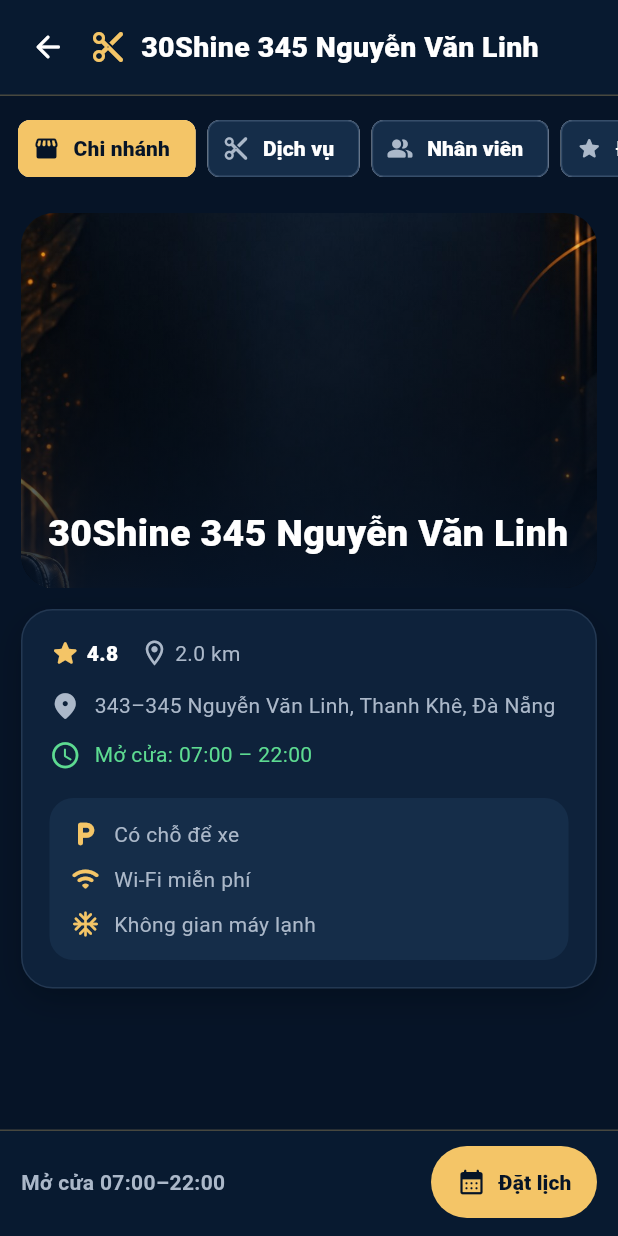
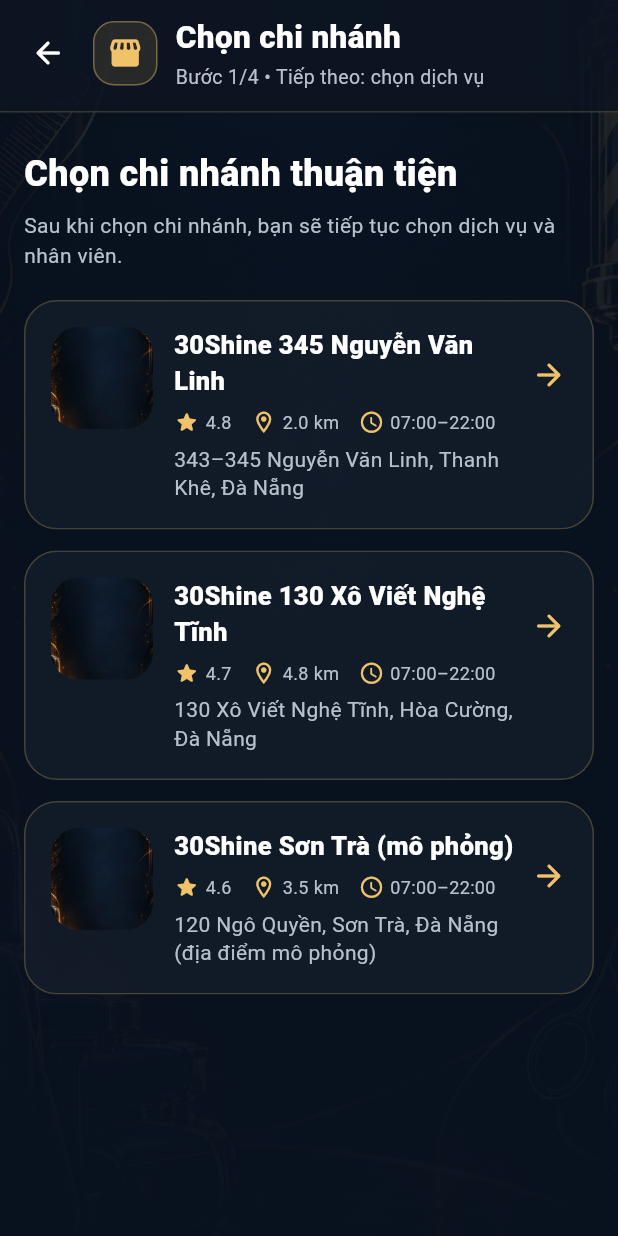
Before and after one commit to venusconan123/beauty_booking_flutter, a Flutter app: the screen it shows once a user with an empty profile is signed in, after a tap on "ĐẶT LỊCH NGAY", on a phone screen of 412 x 824 dp. Run offline on Flutter 3.47's test engine with Material 3 defaults, Android fonts, the phone set to English and light mode, and no system bars; our stand-ins replace cloud_firestore, firebase_auth, firebase_core, firebase_storage, flutter_map, geolocator and 2 more; accounts and stored records are empty.

Commit message:
Fix booking now branch selection flow

```diff
--- /dev/null
+++ b/lib/screens/booking_branch_selection_screen.dart
@@ -0,0 +1,229 @@
+import 'package:flutter/material.dart';
+
+import '../models/salon.dart';
+import 'service_selection_screen.dart';
+
+class BookingBranchSelectionScreen extends StatelessWidget {
+  final List<Salon> salons;
+
+  const BookingBranchSelectionScreen({
+    super.key,
+    required this.salons,
+  });
+
+  static const _ink = Color(0xFF08111E);
+  static const _surface = Color(0xF2121B28);
+  static const _gold = Color(0xFFF0C36A);
+  static const _muted = Color(0xFFB8C0CC);
+
+  void _selectSalon(BuildContext context, Salon salon) {
+    Navigator.of(context).push(
+      MaterialPageRoute<void>(
+        builder: (_) => ServiceSelectionScreen(salon: salon),
+      ),
+    );
+  }
+
+  @override
+  Widget build(BuildContext context) {
+    return Scaffold(
+      backgroundColor: _ink,
+      body: Stack(
+        fit: StackFit.expand,
+        children: [
+          Image.asset(
+            'assets/images/login_barbershop_background.jpg',
+            fit: BoxFit.cover,
+          ),
+          const DecoratedBox(
+            decoration: BoxDecoration(
+              gradient: LinearGradient(
+                begin: Alignment.topCenter,
+                end: Alignment.bottomCenter,
+                colors: [Color(0xE608111E), Color(0xFC08111E)],
+              ),
+            ),
+          ),
+          SafeArea(
+            child: Column(
+              children: [
+                _header(context),
+                Expanded(
+                  child: Center(
+                    child: ConstrainedBox(
+                      constraints: const BoxConstraints(maxWidth: 1040),
+                      child: ListView(
+                        padding: const EdgeInsets.fromLTRB(16, 24, 16, 34),
+                        children: [
+                          const Text(
+                            'Chọn chi nhánh thuận tiện',
+                            style: TextStyle(
+                              color: Colors.white,
+                              fontSize: 24,
+                              fontWeight: FontWeight.w900,
+                            ),
+                          ),
+                          const SizedBox(height: 7),
+                          const Text(
+                            'Sau khi chọn chi nhánh, bạn sẽ tiếp tục chọn dịch vụ và nhân viên.',
+                            style: TextStyle(color: _muted, height: 1.45),
+                          ),
+                          const SizedBox(height: 20),
+                          for (final salon in salons) ...[
+                            _salonCard(context, salon),
+                            const SizedBox(height: 14),
+                          ],
+                        ],
+                      ),
+                    ),
+                  ),
+                ),
+              ],
+            ),
+          ),
+        ],
+      ),
+    );
+  }
+
+  Widget _header(BuildContext context) {
+    return Container(
+      padding: const EdgeInsets.fromLTRB(8, 10, 18, 13),
+      decoration: const BoxDecoration(
+        color: Color(0xD90B1420),
+        border: Border(bottom: BorderSide(color: Color(0x33F0C36A))),
+      ),
+      child: Row(
+        children: [
+          IconButton(
+            tooltip: 'Quay lại',
+            onPressed: () => Navigator.of(context).pop(),
+            icon: const Icon(Icons.arrow_back_rounded, color: Colors.white),
+          ),
+          const SizedBox(width: 6),
+          Container(
+            width: 43,
+            height: 43,
+            decoration: BoxDecoration(
+              color: const Color(0x1FF0C36A),
+              borderRadius: BorderRadius.circular(14),
+              border: Border.all(color: const Color(0x66F0C36A)),
+            ),
+            child: const Icon(Icons.storefront_rounded, color: _gold),
+          ),
+          const SizedBox(width: 12),
+          const Expanded(
+            child: Column(
+              crossAxisAlignment: CrossAxisAlignment.start,
+              children: [
+                Text(
+                  'Chọn chi nhánh',
+                  style: TextStyle(
+                    color: Colors.white,
+                    fontSize: 21,
+                    fontWeight: FontWeight.w900,
+                  ),
+                ),
+                SizedBox(height: 2),
+                Text(
+                  'Bước 1/4 • Tiếp theo: chọn dịch vụ',
+                  style: TextStyle(color: _muted, fontSize: 13),
+                ),
+              ],
+            ),
+          ),
+        ],
+      ),
+    );
+  }
+
+  Widget _salonCard(BuildContext context, Salon salon) {
+    return Material(
+      color: Colors.transparent,
+      child: InkWell(
+        borderRadius: BorderRadius.circular(22),
+        onTap: () => _selectSalon(context, salon),
+        child: Ink(
+          decoration: BoxDecoration(
+            color: _surface,
+            borderRadius: BorderRadius.circular(22),
+            border: Border.all(color: const Color(0x3DF0C36A)),
+          ),
+          child: Padding(
+            padding: const EdgeInsets.all(17),
+            child: Row(
+              crossAxisAlignment: CrossAxisAlignment.start,
+              children: [
+                Container(
+                  width: 68,
+                  height: 68,
+                  decoration: BoxDecoration(
+                    borderRadius: BorderRadius.circular(18),
+                    image: const DecorationImage(
+                      image: AssetImage(
+                        'assets/images/login_barbershop_background.jpg',
+                      ),
+                      fit: BoxFit.cover,
+                    ),
+                  ),
+                ),
+                const SizedBox(width: 14),
+                Expanded(
+                  child: Column(
+                    crossAxisAlignment: CrossAxisAlignment.start,
+                    children: [
+                      Text(
+                        salon.name,
+                        style: const TextStyle(
+                          color: Colors.white,
+                          fontSize: 17,
+                          fontWeight: FontWeight.w900,
+                        ),
+                      ),
+                      const SizedBox(height: 7),
+                      Wrap(
+                        spacing: 13,
+                        runSpacing: 5,
+                        children: [
+                          _meta(Icons.star_rounded, '${salon.rating}'),
+                          _meta(
+                            Icons.location_on_outlined,
+                            '${salon.distance} km',
+                          ),
+                          _meta(
+                            Icons.schedule_rounded,
+                            '${salon.openingTime}–${salon.closingTime}',
+                          ),
+                        ],
+                      ),
+                      const SizedBox(height: 7),
+                      Text(
+                        salon.address,
+                        style: const TextStyle(color: _muted, height: 1.35),
+                      ),
+                    ],
+                  ),
+                ),
+                const Padding(
+                  padding: EdgeInsets.only(top: 20),
+                  child: Icon(Icons.arrow_forward_rounded, color: _gold),
+                ),
+              ],
+            ),
+          ),
+        ),
+      ),
+    );
+  }
+
+  Widget _meta(IconData icon, String text) {
+    return Row(
+      mainAxisSize: MainAxisSize.min,
+      children: [
+        Icon(icon, color: _gold, size: 17),
+        const SizedBox(width: 4),
+        Text(text, style: const TextStyle(color: _muted, fontSize: 12)),
+      ],
+    );
+  }
+}
--- a/lib/screens/home_screen.dart
+++ b/lib/screens/home_screen.dart
@@ -11,6 +11,7 @@
 import 'admin_hairstyle_screen.dart';
 import 'admin_notification_screen.dart';
 import 'admin_report_screen.dart';
+import 'booking_branch_selection_screen.dart';
 import 'booking_history_screen.dart';
 import 'hairstyle_gallery_screen.dart';
 import 'quick_booking_branch_screen.dart';
@@ -116,6 +117,16 @@
   void _openSalon(BuildContext context, Salon salon) {
     Navigator.of(context).push(
       MaterialPageRoute<void>(builder: (_) => SalonDetailScreen(salon: salon)),
+    );
+  }
+
+  void _openBookingBranchSelection(BuildContext context) {
+    Navigator.of(context).push(
+      MaterialPageRoute<void>(
+        builder: (_) => const BookingBranchSelectionScreen(
+          salons: sampleSalons,
+        ),
+      ),
     );
   }
 
@@ -434,7 +445,7 @@
                         FilledButton.icon(
                           onPressed: sampleSalons.isEmpty
                               ? null
-                              : () => _openSalon(context, sampleSalons.first),
+                              : () => _openBookingBranchSelection(context),
                           icon: const Icon(
                             Icons.calendar_month_rounded,
                             size: 20,
```
